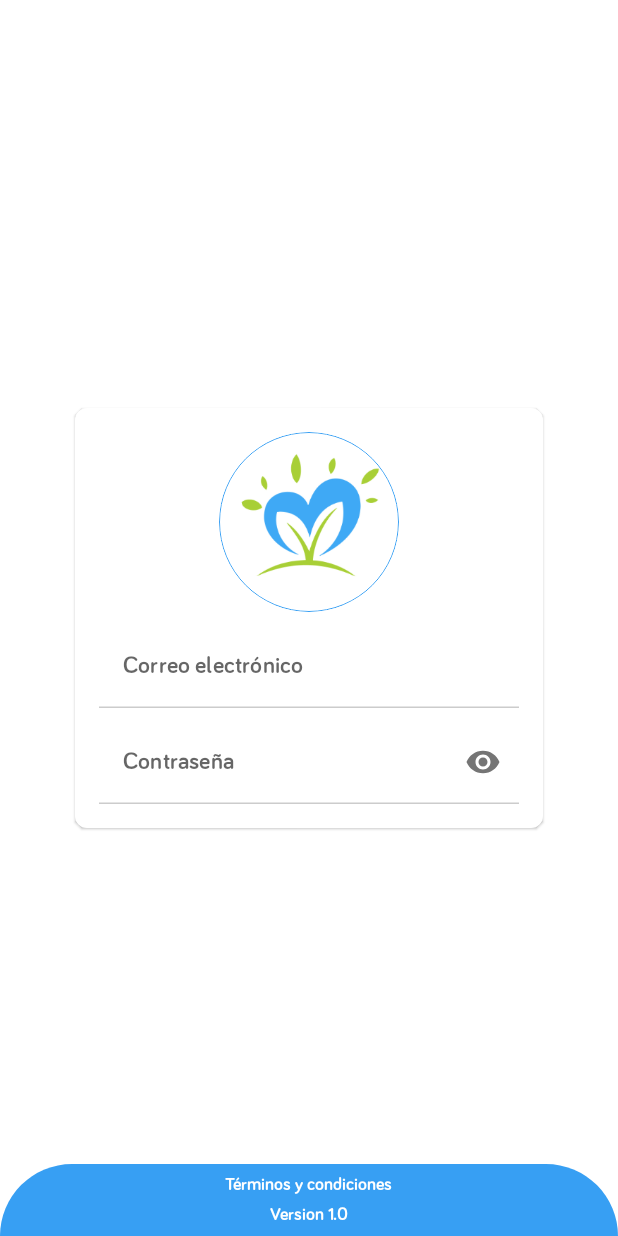
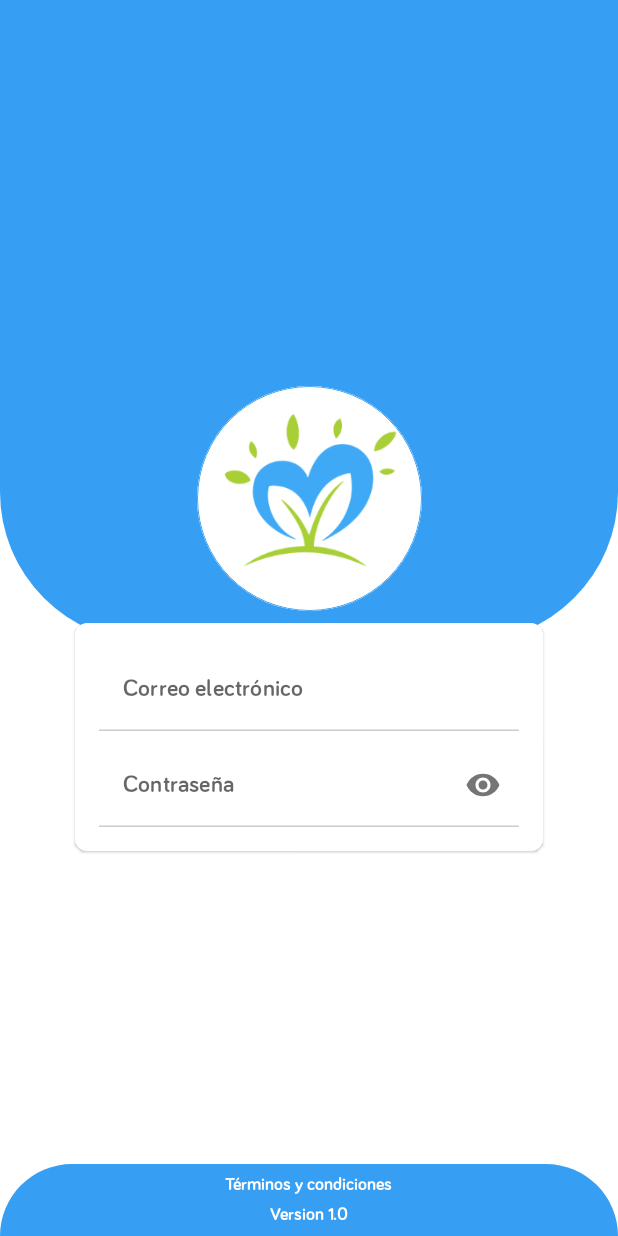
Before and after one commit to sic4change/nut4healthmedical, an Android app built with Jetpack Compose: the screen it shows after launch (MainActivity), on a phone screen of 412 x 824 dp. Run offline under Robolectric (Android 15) with nearby library versions, the phone set to English and light mode, and no system bars.

Commit message:
improve login view

```diff
--- a/app/build.gradle
+++ b/app/build.gradle
@@ -63,6 +63,7 @@ dependencies {
     androidTestImplementation "androidx.compose.ui:ui-test-junit4:$compose_version"
     debugImplementation "androidx.compose.ui:ui-tooling:$compose_version"
     debugImplementation "androidx.compose.ui:ui-test-manifest:$compose_version"
+    implementation("io.coil-kt:coil-compose:1.4.0")
 
     //Firebase
     implementation platform('com.google.firebase:firebase-bom:29.1.0')
--- a/app/src/main/java/org/sic4change/nut4healthcentrotratamiento/MainActivity.kt
+++ b/app/src/main/java/org/sic4change/nut4healthcentrotratamiento/MainActivity.kt
@@ -35,6 +35,7 @@ import androidx.compose.ui.layout.ContentScale
 import androidx.compose.ui.platform.LocalConfiguration
 import androidx.compose.ui.res.painterResource
 import androidx.compose.ui.unit.Dp
+import org.sic4change.nut4healthcentrotratamiento.ui.screens.login.Login
 
 class MainActivity : ComponentActivity() {
     @OptIn(ExperimentalAnimationApi::class)
@@ -46,90 +47,7 @@ class MainActivity : ComponentActivity() {
     }
 }
 
-@ExperimentalAnimationApi
-@Composable
-fun Login() {
-    Screen {
-        var email by remember { mutableStateOf("") }
-        var pass by remember { mutableStateOf("") }
 
-        val loginEnabled = email.isNotEmpty() && pass.isNotEmpty()
-        val forgotPasswordEnabled = email.isNotEmpty()
-
-        val configuration = LocalConfiguration.current
-
-        val screenHeight = configuration.screenHeightDp.dp
-        val screenWidth = configuration.screenWidthDp.dp
-
-
-
-
-        BottomView()
-
-        Box(
-            contentAlignment = Alignment.Center
-        ) {
-            Card {
-                Column(
-                    horizontalAlignment = Alignment.CenterHorizontally,
-                    verticalArrangement = Arrangement.spacedBy(8.dp, Alignment.CenterVertically),
-                    modifier = Modifier
-                        .wrapContentSize()
-                        .padding(16.dp)
-                ) {
-                    Image(
-                        painter = painterResource(R.mipmap.icon),
-                        contentDescription = "nut4health",
-                        contentScale = ContentScale.Crop,            // crop the image if it's not a square
-                        modifier = Modifier
-                            .size(120.dp)
-                            .clip(CircleShape)                       // clip to the circle shape
-                            .border(0.dp, colorResource(R.color.colorPrimary), CircleShape)   // add a border (optional)
-                    )
-
-                    UserTextField(
-                        value = email,
-                        onValueChange = { email = it }
-                    )
-                    PassTextField(
-                        value = pass,
-                        onValueChange = { pass = it }
-                    )
-
-                    AnimatedVisibility(visible = forgotPasswordEnabled) {
-                        Text(
-                            text = stringResource(R.string.forgot_password),
-                            style = MaterialTheme.typography.caption,
-                            color = Color.LightGray,
-                            modifier = Modifier.padding(8.dp).clickable {
-                            })
-                    }
-
-                    AnimatedVisibility(visible = loginEnabled) {
-                        Button(
-                            colors = ButtonDefaults.buttonColors(backgroundColor = colorResource(R.color.colorPrimary)),
-                            onClick = {
-
-                            }
-                        ) {
-                            Text(text = stringResource(R.string.login), color = colorResource(R.color.white))
-                        }
-                    }
-
-                }
-            }
-
-        }
-
-    }
-
-}
-
-fun validateLogin(user: String, pass: String): String = when {
-    !user.contains('@') -> "User must be a valid email"
-    pass.length < 5 -> "Password must have at least 5 characters"
-    else -> ""
-}
 
 @Composable
 fun Screen(content: @Composable () -> Unit) {
@@ -142,33 +60,3 @@ fun Screen(content: @Composable () -> Unit) {
         )
     }
 }
-
-@Composable
-fun BottomView() {
-    Box(
-        contentAlignment = Alignment.BottomCenter,
-
-    ) {
-        Column(
-            horizontalAlignment = Alignment.CenterHorizontally,
-            verticalArrangement = Arrangement.spacedBy(8.dp, Alignment.CenterVertically),
-            modifier = Modifier
-                .fillMaxWidth()
-                .clip(RoundedCornerShape(100.dp, 100.dp, 0.dp, 0.dp))
-                .background(colorResource(R.color.colorPrimary))
-                .padding(8.dp)
-        ) {
-            Text(
-                text = stringResource(R.string.terms_and_conditions),
-                style = MaterialTheme.typography.caption,
-                color = Color.White
-                )
-            Text(
-                text = "Version ${BuildConfig.VERSION_NAME}",
-                style = MaterialTheme.typography.caption,
-                color = Color.White
-                )
-        }
-
-    }
-}
--- /dev/null
+++ b/app/src/main/java/org/sic4change/nut4healthcentrotratamiento/ui/screens/login/login.kt
@@ -0,0 +1,187 @@
+package org.sic4change.nut4healthcentrotratamiento.ui.screens.login
+
+import androidx.compose.animation.AnimatedVisibility
+import androidx.compose.animation.ExperimentalAnimationApi
+import androidx.compose.foundation.Image
+import androidx.compose.foundation.background
+import androidx.compose.foundation.border
+import androidx.compose.foundation.clickable
+import androidx.compose.foundation.layout.*
+import androidx.compose.foundation.shape.CircleShape
+import androidx.compose.foundation.shape.RoundedCornerShape
+import androidx.compose.material.*
+import androidx.compose.runtime.*
+import androidx.compose.ui.Alignment
+import androidx.compose.ui.Modifier
+import androidx.compose.ui.draw.clip
+import androidx.compose.ui.geometry.Offset
+import androidx.compose.ui.geometry.Rect
+import androidx.compose.ui.geometry.Size
+import androidx.compose.ui.graphics.*
+import androidx.compose.ui.layout.ContentScale
+import androidx.compose.ui.platform.LocalConfiguration
+import androidx.compose.ui.res.colorResource
+import androidx.compose.ui.res.painterResource
+import androidx.compose.ui.res.stringResource
+import androidx.compose.ui.unit.Density
+import androidx.compose.ui.unit.Dp
+import androidx.compose.ui.unit.LayoutDirection
+import androidx.compose.ui.unit.dp
+import coil.compose.rememberImagePainter
+import org.sic4change.nut4healthcentrotratamiento.*
+import org.sic4change.nut4healthcentrotratamiento.R
+
+@ExperimentalAnimationApi
+@Composable
+fun Login() {
+    Screen {
+        var email by remember { mutableStateOf("") }
+        var pass by remember { mutableStateOf("") }
+
+        val loginEnabled = email.isNotEmpty() && pass.isNotEmpty()
+        val forgotPasswordEnabled = email.isNotEmpty()
+
+        val configuration = LocalConfiguration.current
+
+        val screenHeight = configuration.screenHeightDp.dp
+        val screenWidth = configuration.screenWidthDp.dp
+
+        TopView(height = screenHeight/2)
+
+
+        Box(
+            contentAlignment = Alignment.Center
+        ) {
+            Column(
+                horizontalAlignment = Alignment.CenterHorizontally,
+                verticalArrangement = Arrangement.spacedBy(8.dp, Alignment.CenterVertically),
+                modifier = Modifier
+                    .wrapContentSize()
+                    .padding(16.dp)
+            ) {
+                Image(
+                    painter = painterResource(R.mipmap.icon),
+                    contentDescription = "nut4health",
+                    contentScale = ContentScale.Crop,
+                    modifier = Modifier
+                        .size(150.dp)
+                        .clip(CircleShape)
+                        .border(0.dp, colorResource(R.color.colorPrimary), CircleShape)
+                )
+                Card {
+                    Column(
+                        horizontalAlignment = Alignment.CenterHorizontally,
+                        verticalArrangement = Arrangement.spacedBy(8.dp, Alignment.CenterVertically),
+                        modifier = Modifier
+                            .wrapContentSize()
+                            .padding(16.dp)
+                    ) {
+                        /*Image(
+                            painter = painterResource(R.mipmap.icon),
+                            contentDescription = "nut4health",
+                            contentScale = ContentScale.Crop,
+                            modifier = Modifier
+                                .size(120.dp)
+                                .clip(CircleShape)
+                                .border(0.dp, colorResource(R.color.colorPrimary), CircleShape)
+                        )*/
+
+                        UserTextField(
+                            value = email,
+                            onValueChange = { email = it }
+                        )
+                        PassTextField(
+                            value = pass,
+                            onValueChange = { pass = it }
+                        )
+
+                        AnimatedVisibility(visible = forgotPasswordEnabled) {
+                            Text(
+                                text = stringResource(R.string.forgot_password),
+                                style = MaterialTheme.typography.caption,
+                                color = Color.LightGray,
+                                modifier = Modifier.padding(8.dp).clickable {
+                                })
+                        }
+
+                        AnimatedVisibility(visible = loginEnabled) {
+                            Button(
+                                colors = ButtonDefaults.buttonColors(backgroundColor = colorResource(R.color.colorPrimary)),
+                                onClick = {
+
+                                }
+                            ) {
+                                Text(text = stringResource(R.string.login), color = colorResource(R.color.white))
+                            }
+                        }
+
+                    }
+                }
+            }
+
+        }
+
+        BottomView()
+
+    }
+
+}
+
+
+fun validateLogin(user: String, pass: String): String = when {
+    !user.contains('@') -> "User must be a valid email"
+    pass.length < 5 -> "Password must have at least 5 characters"
+    else -> ""
+}
+
+@Composable
+fun TopView(height: Dp) {
+    Box(
+        contentAlignment = Alignment.TopCenter,
+
+        ) {
+        Column(
+            horizontalAlignment = Alignment.CenterHorizontally,
+            verticalArrangement = Arrangement.spacedBy(8.dp, Alignment.CenterVertically),
+            modifier = Modifier
+                .fillMaxWidth()
+                .clip(RoundedCornerShape(0.dp, 0.dp, 100.dp, 100.dp))
+                .background(colorResource(R.color.colorPrimary))
+                .padding(8.dp)
+        ) {
+            Spacer(modifier = Modifier.height(height))
+        }
+
+    }
+
+}
+
+@Composable
+fun BottomView() {
+    Box(
+        contentAlignment = Alignment.BottomCenter,
+
+        ) {
+        Column(
+            horizontalAlignment = Alignment.CenterHorizontally,
+            verticalArrangement = Arrangement.spacedBy(8.dp, Alignment.CenterVertically),
+            modifier = Modifier
+                .fillMaxWidth()
+                .clip(RoundedCornerShape(100.dp, 100.dp, 0.dp, 0.dp))
+                .background(colorResource(R.color.colorPrimary))
+                .padding(8.dp)
+        ) {
+            Text(
+                text = stringResource(R.string.terms_and_conditions),
+                style = MaterialTheme.typography.caption,
+                color = Color.White
+            )
+            Text(
+                text = "Version ${BuildConfig.VERSION_NAME}",
+                style = MaterialTheme.typography.caption,
+                color = Color.White
+            )
+        }
+
+    }
+}
```
Also changed, not shown: app/src/main/java/org/sic4change/nut4healthcentrotratamiento/ui/screens/login/PassTextField.kt (renamed from app/src/main/java/org/sic4change/nut4healthcentrotratamiento/PassTextField.kt), app/src/main/java/org/sic4change/nut4healthcentrotratamiento/ui/screens/login/UserTextField.kt (renamed from app/src/main/java/org/sic4change/nut4healthcentrotratamiento/UserTextField.kt).
